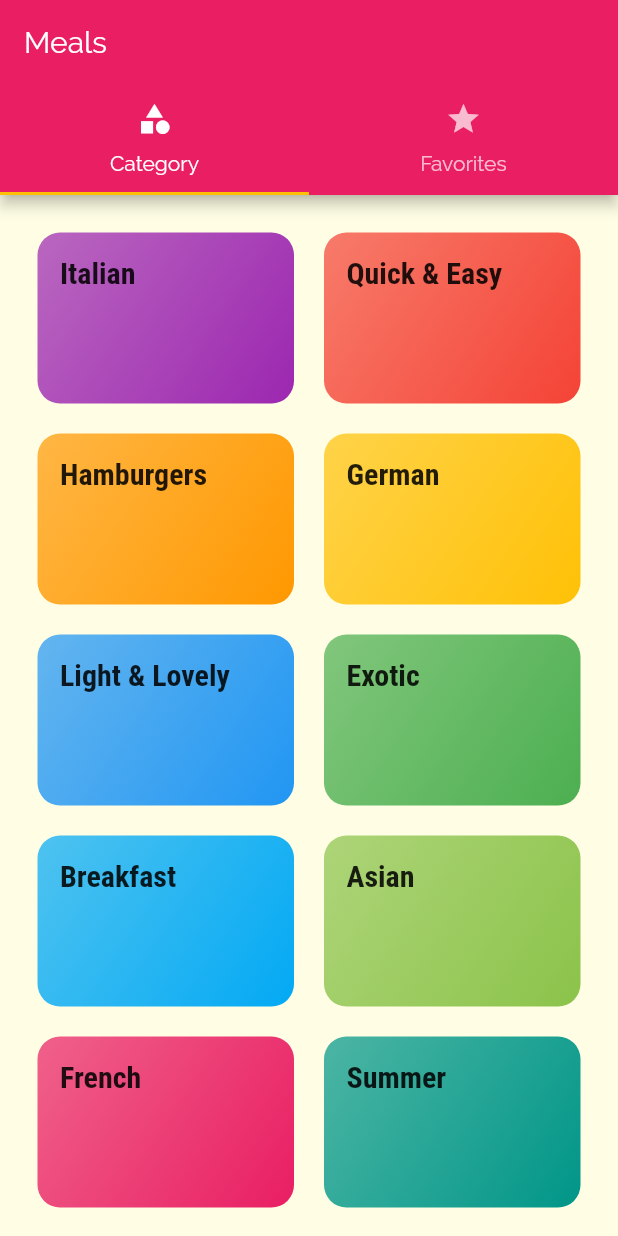
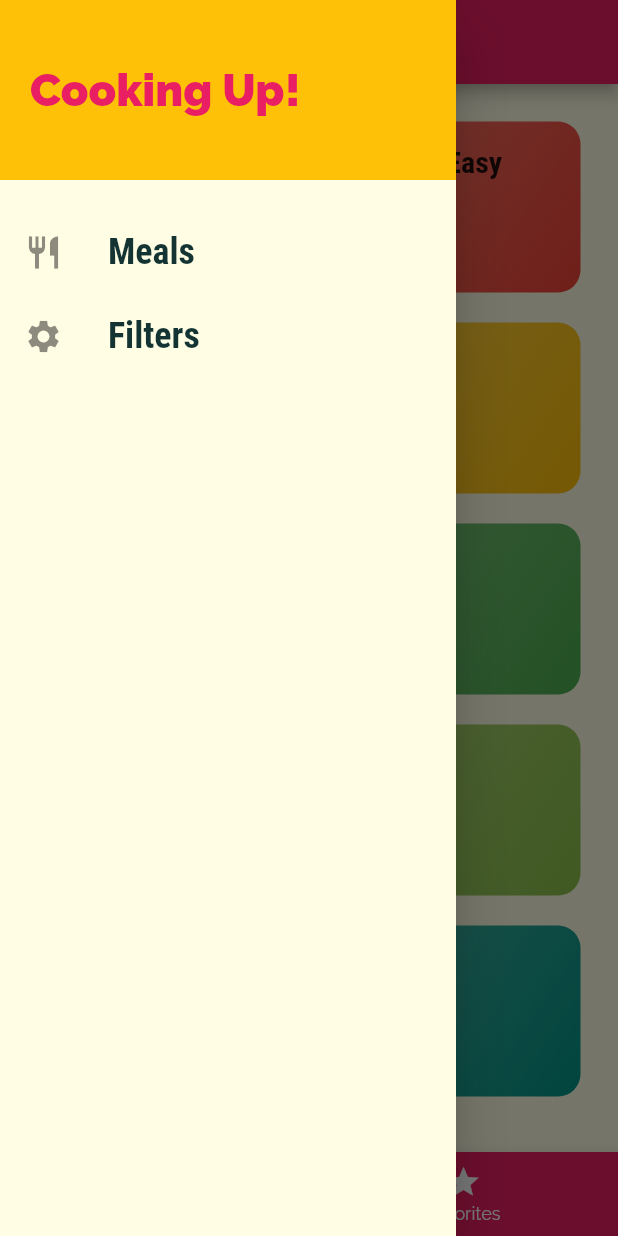
Before and after one commit to GeekAbdou/FeedFood, a Flutter app: the screen it shows after launch, with the side drawer open (before the commit the screen has no drawer), on a phone screen of 412 x 824 dp. Run offline on Flutter 3.47's test engine with Material 2 defaults, Android fonts, the phone set to English and light mode, and no system bars.

Commit message:
Adding Fav and filters

```diff
--- a/lib/main.dart
+++ b/lib/main.dart
@@ -1,12 +1,72 @@
 import 'package:flutter/material.dart';
-import 'package:flutter_complete_guide/screens/tabs_screen.dart';
 
+import './dummy_data.dart';
+import './screens/tabs_screen.dart';
+import './screens/meal_detail_screen.dart';
 import './screens/category_meals_screen.dart';
+import './screens/filters_screen.dart';
 import './screens/categories_screen.dart';
-import './screens/meal_detail_screen.dart';
+import './models/meal.dart';
+
 void main() => runApp(MyApp());
 
-class MyApp extends StatelessWidget {
+class MyApp extends StatefulWidget {
+  @override
+  _MyAppState createState() => _MyAppState();
+}
+
+class _MyAppState extends State<MyApp> {
+  Map<String, bool> _filters = {
+    'gluten': false,
+    'lactose': false,
+    'vegan': false,
+    'vegetarian': false,
+  };
+  List<Meal> _availableMeals = DUMMY_MEALS;
+  List<Meal> _favoriteMeals = [];
+
+  void _setFilters(Map<String, bool> filterData) {
+    setState(() {
+      _filters = filterData;
+
+      _availableMeals = DUMMY_MEALS.where((meal) {
+        if (_filters['gluten'] && !meal.isGlutenFree) {
+          return false;
+        }
+        if (_filters['lactose'] && !meal.isLactoseFree) {
+          return false;
+        }
+        if (_filters['vegan'] && !meal.isVegan) {
+          return false;
+        }
+        if (_filters['vegetarian'] && !meal.isVegetarian) {
+          return false;
+        }
+        return true;
+      }).toList();
+    });
+  }
+
+  void _toggleFavorite(String mealId) {
+    final existingIndex =
+        _favoriteMeals.indexWhere((meal) => meal.id == mealId);
+    if (existingIndex >= 0) {
+      setState(() {
+        _favoriteMeals.removeAt(existingIndex);
+      });
+    } else {
+      setState(() {
+        _favoriteMeals.add(
+          DUMMY_MEALS.firstWhere((meal) => meal.id == mealId),
+        );
+      });
+    }
+  }
+
+  bool _isMealFavorite(String id) {
+    return _favoriteMeals.any((meal) => meal.id == id);
+  }
+
   @override
   Widget build(BuildContext context) {
     return MaterialApp(
@@ -17,15 +77,12 @@ class MyApp extends StatelessWidget {
         canvasColor: Color.fromRGBO(255, 254, 229, 1),
         fontFamily: 'Raleway',
         textTheme: ThemeData.light().textTheme.copyWith(
-            // ignore: deprecated_member_use
             body1: TextStyle(
               color: Color.fromRGBO(20, 51, 51, 1),
             ),
-            // ignore: deprecated_member_use
             body2: TextStyle(
               color: Color.fromRGBO(20, 51, 51, 1),
             ),
-            // ignore: deprecated_member_use
             title: TextStyle(
               fontSize: 20,
               fontFamily: 'RobotoCondensed',
@@ -35,9 +92,25 @@ class MyApp extends StatelessWidget {
       // home: CategoriesScreen(),
       initialRoute: '/', // default is '/'
       routes: {
-        '/': (ctx) => TapsScreen(),
-        CategoryMealsScreen.routeName: (ctx) => CategoryMealsScreen(),
-        MealDetailScreen.routeName : (ctx) => MealDetailScreen(),
+        '/': (ctx) => TabsScreen(_favoriteMeals),
+        CategoryMealsScreen.routeName: (ctx) =>
+            CategoryMealsScreen(_availableMeals),
+        MealDetailScreen.routeName: (ctx) => MealDetailScreen(_toggleFavorite, _isMealFavorite),
+        FiltersScreen.routeName: (ctx) => FiltersScreen(_filters, _setFilters),
+      },
+      onGenerateRoute: (settings) {
+        print(settings.arguments);
+        // if (settings.name == '/meal-detail') {
+        //   return ...;
+        // } else if (settings.name == '/something-else') {
+        //   return ...;
+        // }
+        // return MaterialPageRoute(builder: (ctx) => CategoriesScreen(),);
+      },
+      onUnknownRoute: (settings) {
+        return MaterialPageRoute(
+          builder: (ctx) => CategoriesScreen(),
+        );
       },
     );
   }
--- a/lib/screens/favorites.dart
+++ b/lib/screens/favorites.dart
@@ -1,6 +1,6 @@
 import 'package:flutter/material.dart';
 
-class FavoritesScren extends StatelessWidget {
+class FavoritesScreen extends StatelessWidget {
   @override
   Widget build(BuildContext context) {
     return Container(child: Text('FAV'),);
--- a/lib/screens/tabs_screen.dart
+++ b/lib/screens/tabs_screen.dart
@@ -1,39 +1,71 @@
 import 'package:flutter/material.dart';
-import '../screens/categories_screen.dart';
-import '../screens/favorites.dart';
 
-class TapsScreen extends StatefulWidget {
+import '../widgets/main_drawer.dart';
+import './favorites_screen.dart';
+import './categories_screen.dart';
+import '../models/meal.dart';
+
+class TabsScreen extends StatefulWidget {
+  final List<Meal> favoriteMeals;
+
+  TabsScreen(this.favoriteMeals);
+
   @override
-  _TapsScreenState createState() => _TapsScreenState();
+  _TabsScreenState createState() => _TabsScreenState();
 }
 
-class _TapsScreenState extends State<TapsScreen> {
+class _TabsScreenState extends State<TabsScreen> {
+  List<Map<String, Object>> _pages;
+  int _selectedPageIndex = 0;
+
+  @override
+  void initState() {
+    _pages = [
+      {
+        'page': CategoriesScreen(),
+        'title': 'Categories',
+      },
+      {
+        'page': FavoritesScreen(widget.favoriteMeals),
+        'title': 'Your Favorite',
+      },
+    ];
+    super.initState();
+  }
+
+  void _selectPage(int index) {
+    setState(() {
+      _selectedPageIndex = index;
+    });
+  }
+
   @override
   Widget build(BuildContext context) {
-    return DefaultTabController(
-      length: 2,
-      child: Scaffold(
-        appBar: AppBar(
-          title: Text('Meals'),
-          bottom: TabBar(
-            tabs: [
-              Tab(
-                icon: Icon(Icons.category),
-                text: 'Category',
-              ),
-              Tab(
-                icon: Icon(Icons.star),
-                text: 'Favorites',
-              ),
-            ],
+    return Scaffold(
+      appBar: AppBar(
+        title: Text(_pages[_selectedPageIndex]['title']),
+      ),
+      drawer: MainDrawer(),
+      body: _pages[_selectedPageIndex]['page'],
+      bottomNavigationBar: BottomNavigationBar(
+        onTap: _selectPage,
+        backgroundColor: Theme.of(context).primaryColor,
+        unselectedItemColor: Colors.white,
+        selectedItemColor: Theme.of(context).accentColor,
+        currentIndex: _selectedPageIndex,
+        // type: BottomNavigationBarType.fixed,
+        items: [
+          BottomNavigationBarItem(
+            backgroundColor: Theme.of(context).primaryColor,
+            icon: Icon(Icons.category),
+            title: Text('Categories'),
           ),
-        ),
-        body: TabBarView(
-          children: [
-              CategoriesScreen(),
-            FavoritesScren(),
-          ],
-        ),
+          BottomNavigationBarItem(
+            backgroundColor: Theme.of(context).primaryColor,
+            icon: Icon(Icons.star),
+            title: Text('Favorites'),
+          ),
+        ],
       ),
     );
   }
--- /dev/null
+++ b/lib/widgets/main_drawer.dart
@@ -0,0 +1,56 @@
+import 'package:flutter/material.dart';
+
+import '../screens/filters_screen.dart';
+
+class MainDrawer extends StatelessWidget {
+  Widget buildListTile(String title, IconData icon, Function tapHandler) {
+    return ListTile(
+      leading: Icon(
+        icon,
+        size: 26,
+      ),
+      title: Text(
+        title,
+        style: TextStyle(
+          fontFamily: 'RobotoCondensed',
+          fontSize: 24,
+          fontWeight: FontWeight.bold,
+        ),
+      ),
+      onTap: tapHandler,
+    );
+  }
+
+  @override
+  Widget build(BuildContext context) {
+    return Drawer(
+      child: Column(
+        children: <Widget>[
+          Container(
+            height: 120,
+            width: double.infinity,
+            padding: EdgeInsets.all(20),
+            alignment: Alignment.centerLeft,
+            color: Theme.of(context).accentColor,
+            child: Text(
+              'Cooking Up!',
+              style: TextStyle(
+                  fontWeight: FontWeight.w900,
+                  fontSize: 30,
+                  color: Theme.of(context).primaryColor),
+            ),
+          ),
+          SizedBox(
+            height: 20,
+          ),
+          buildListTile('Meals', Icons.restaurant, () {
+            Navigator.of(context).pushReplacementNamed('/');
+          }),
+          buildListTile('Filters', Icons.settings, () {
+            Navigator.of(context).pushReplacementNamed(FiltersScreen.routeName);
+          }),
+        ],
+      ),
+    );
+  }
+}
```
Also changed, not shown: lib/screens/category_meals_screen.dart (+48 -19 lines), lib/screens/favorites_screen.dart (added, +33 -0 lines), lib/screens/filters_screen.dart (added, +136 -0 lines), lib/screens/meal_detail_screen.dart (+11 -0 lines), lib/widgets/meal_item.dart (+42 -18 lines), lib/screens/categories_screen.dart (indentation only).
